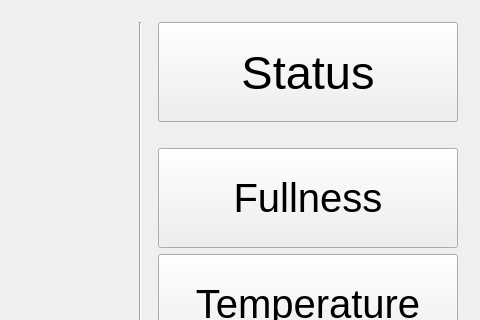
Qt form Trash_Can/mainwindow.ui (AleksandraZasadni/ssp_miniproject) before a commit; both pictures show x 800 to 1280 and y 0 to 320 of the 1280 by 720 pixel window.
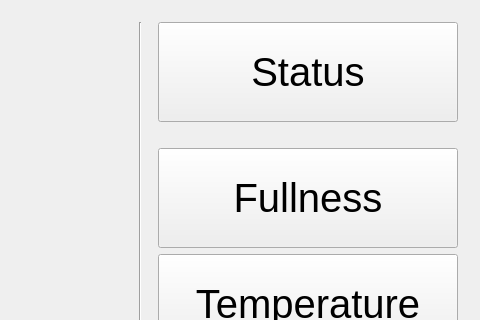
The same form after that commit. The open tabs and pages were chosen to show the change. Icons and pictures are not drawn. Custom widgets are drawn as their Qt base class.

Patch:
```diff
--- a/Trash_Can/mainwindow.ui
+++ b/Trash_Can/mainwindow.ui
@@ -130,7 +130,7 @@
             </property>
             <property name="font">
              <font>
-              <pointsize>35</pointsize>
+              <pointsize>30</pointsize>
               <weight>50</weight>
               <bold>false</bold>
              </font>
```
Left out of the diff: 4 changed lines with no effect on the pictures.
